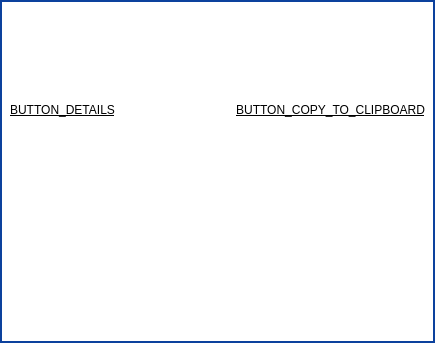
Before: the Qt Designer form parsec/core/gui/forms/message_dialog.ui in Scille/parsec-cloud, drawn with Qt 5.
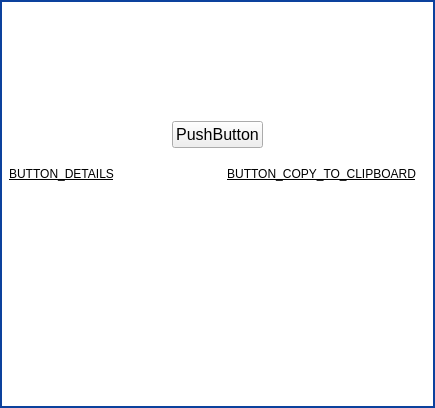
After: the same form once the commit is applied. Icons and pictures are not drawn. Custom widgets are drawn as their Qt base class.

Commit message: [GUI] Added Continue or Close button to message dialogs

```diff
--- a/parsec/core/gui/forms/message_dialog.ui
+++ b/parsec/core/gui/forms/message_dialog.ui
@@ -7,11 +7,11 @@
     <x>0</x>
     <y>0</y>
     <width>435</width>
-    <height>343</height>
+    <height>408</height>
    </rect>
   </property>
   <property name="sizePolicy">
-   <sizepolicy hsizetype="Fixed" vsizetype="Expanding">
+   <sizepolicy hsizetype="Fixed" vsizetype="Fixed">
     <horstretch>0</horstretch>
     <verstretch>0</verstretch>
    </sizepolicy>
@@ -70,7 +70,7 @@
    <item>
     <widget class="QWidget" name="widget" native="true">
      <property name="sizePolicy">
-      <sizepolicy hsizetype="Preferred" vsizetype="Expanding">
+      <sizepolicy hsizetype="Expanding" vsizetype="Expanding">
        <horstretch>0</horstretch>
        <verstretch>0</verstretch>
       </sizepolicy>
@@ -83,24 +83,9 @@
 }</string>
      </property>
      <layout class="QVBoxLayout" name="verticalLayout_3">
-      <property name="spacing">
-       <number>0</number>
-      </property>
-      <property name="sizeConstraint">
-       <enum>QLayout::SetMinimumSize</enum>
-      </property>
-      <property name="leftMargin">
-       <number>10</number>
-      </property>
-      <property name="topMargin">
-       <number>0</number>
-      </property>
-      <property name="rightMargin">
-       <number>0</number>
-      </property>
-      <property name="bottomMargin">
-       <number>10</number>
-      </property>
+      <item>
+       <layout class="QHBoxLayout" name="horizontalLayout_5"/>
+      </item>
       <item>
        <layout class="QHBoxLayout" name="horizontalLayout" stretch="0,0">
         <property name="spacing">
@@ -264,6 +249,51 @@
         </item>
        </layout>
       </item>
+      <item>
+       <layout class="QHBoxLayout" name="horizontalLayout_6">
+        <property name="topMargin">
+         <number>10</number>
+        </property>
+        <item>
+         <spacer name="horizontalSpacer_3">
+          <property name="orientation">
+           <enum>Qt::Horizontal</enum>
+          </property>
+          <property name="sizeHint" stdset="0">
+           <size>
+            <width>40</width>
+            <height>20</height>
+           </size>
+          </property>
+         </spacer>
+        </item>
+        <item>
+         <widget class="ShadowedButton" name="button_continue">
+          <property name="font">
+           <font>
+            <pointsize>12</pointsize>
+           </font>
+          </property>
+          <property name="text">
+           <string>PushButton</string>
+          </property>
+         </widget>
+        </item>
+        <item>
+         <spacer name="horizontalSpacer_4">
+          <property name="orientation">
+           <enum>Qt::Horizontal</enum>
+          </property>
+          <property name="sizeHint" stdset="0">
+           <size>
+            <width>40</width>
+            <height>20</height>
+           </size>
+          </property>
+         </spacer>
+        </item>
+       </layout>
+      </item>
       <item>
        <layout class="QHBoxLayout" name="horizontalLayout_3">
         <property name="topMargin">
@@ -334,7 +364,7 @@
           <property name="minimumSize">
            <size>
             <width>0</width>
-            <height>200</height>
+            <height>150</height>
            </size>
           </property>
           <property name="frameShape">
@@ -377,6 +407,11 @@
    <extends>QPushButton</extends>
    <header>parsec.core.gui.custom_widgets</header>
   </customwidget>
+  <customwidget>
+   <class>ShadowedButton</class>
+   <extends>QPushButton</extends>
+   <header>parsec.core.gui.custom_widgets</header>
+  </customwidget>
  </customwidgets>
  <resources>
   <include location="../rc/resources.qrc"/>
```
Left out of the diff: 18 changed lines with no effect on the pictures. The commit also changes 1 other file.
